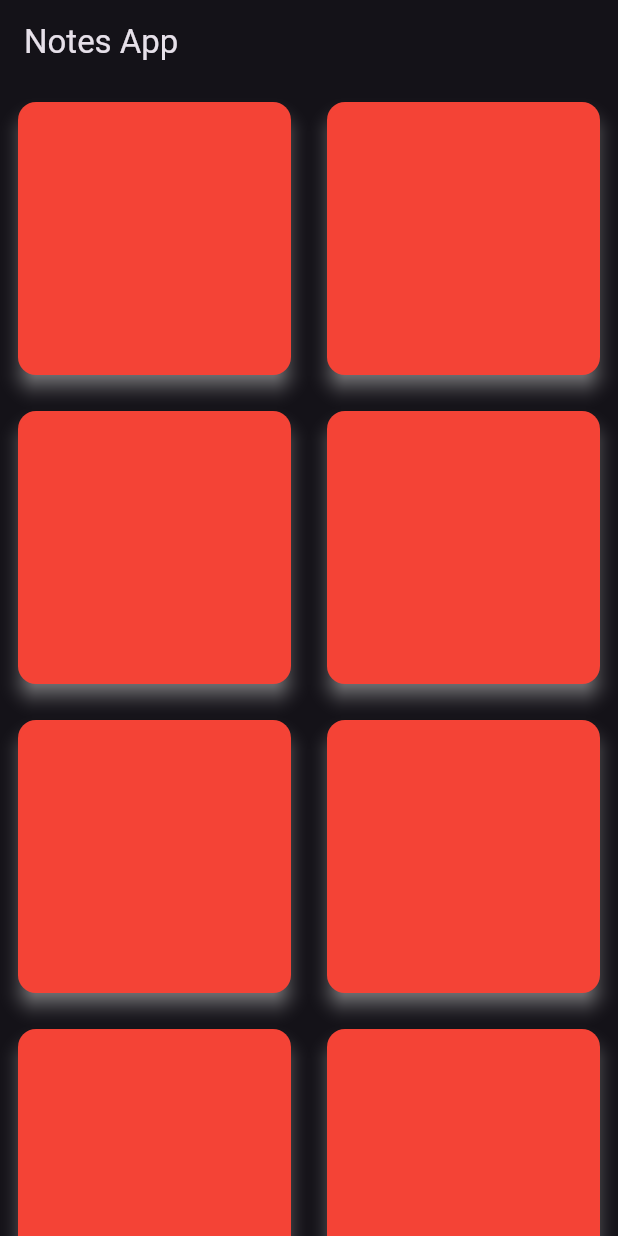
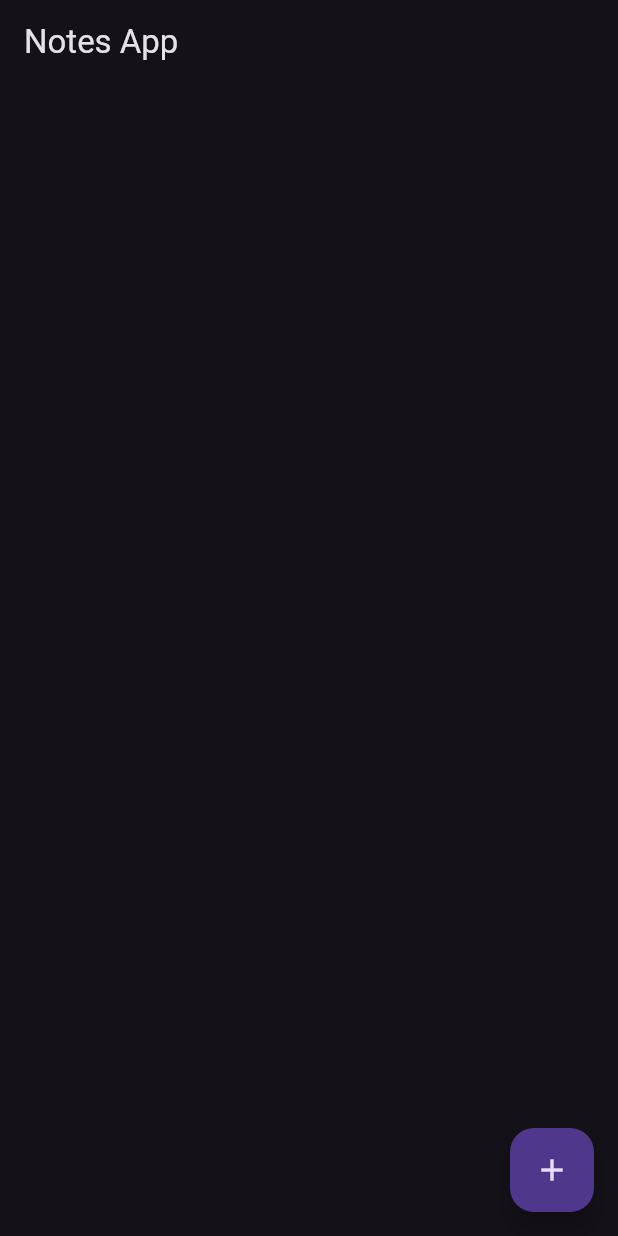
Before and after one commit to AbhishekDoshi26/notes, a Flutter app: the screen it shows after launch, on a phone screen of 412 x 824 dp. Run offline on Flutter 3.47's test engine with Material 3 defaults, Android fonts, the phone set to English and light mode, and no system bars.

Commit message:
feat: completed day2

```diff
--- a/lib/home.dart
+++ b/lib/home.dart
@@ -1,26 +1,69 @@
 import 'package:flutter/material.dart';
 
-class HomePage extends StatelessWidget {
+class HomePage extends StatefulWidget {
   const HomePage({
     super.key,
   });
 
   @override
+  State<HomePage> createState() => _HomePageState();
+}
+
+class _HomePageState extends State<HomePage> {
+  final TextEditingController _controller = TextEditingController();
+  final List<String> data = [];
+
+  @override
   Widget build(BuildContext context) {
     return Scaffold(
+      floatingActionButton: FloatingActionButton(
+        onPressed: () {
+          showDialog(
+            context: context,
+            builder: (context) {
+              return Scaffold(
+                body: Column(
+                  children: [
+                    TextField(
+                      controller: _controller,
+                    ),
+                    ElevatedButton(
+                      onPressed: () {
+                        setState(() {
+                          data.add(_controller.text);
+                          _controller.clear();
+                          Navigator.pop(context);
+                        });
+                      },
+                      child: const Text('Submit'),
+                    ),
+                  ],
+                ),
+              );
+            },
+          );
+        },
+        child: const Icon(Icons.add),
+      ),
       appBar: AppBar(
         title: const Text('Notes App'),
       ),
       body: GridView.count(
         crossAxisCount: 2,
         children: List.generate(
-          100,
-          (index) => const Padding(
-            padding: EdgeInsets.all(8.0),
+          data.length,
+          (index) => Padding(
+            padding: const EdgeInsets.all(8.0),
             child: Card(
               color: Colors.red,
               elevation: 5,
               shadowColor: Colors.white,
+              child: Text(
+                data[index],
+                style: const TextStyle(
+                  fontSize: 20,
+                ),
+              ),
             ),
           ),
         ).toList(),
```
